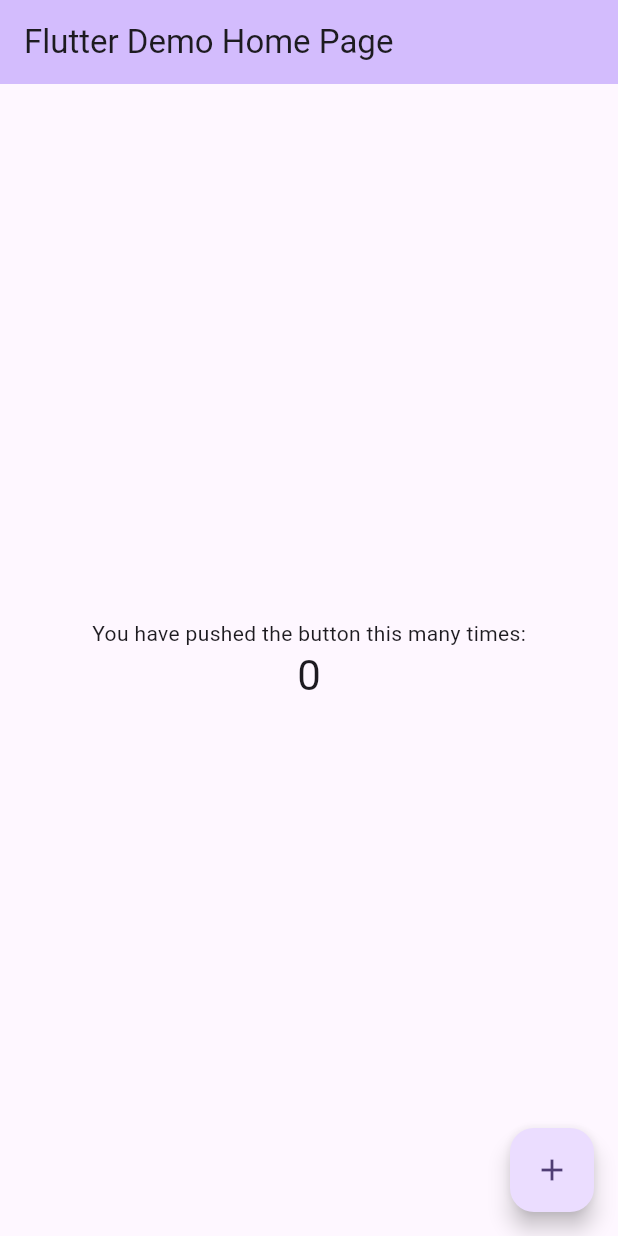
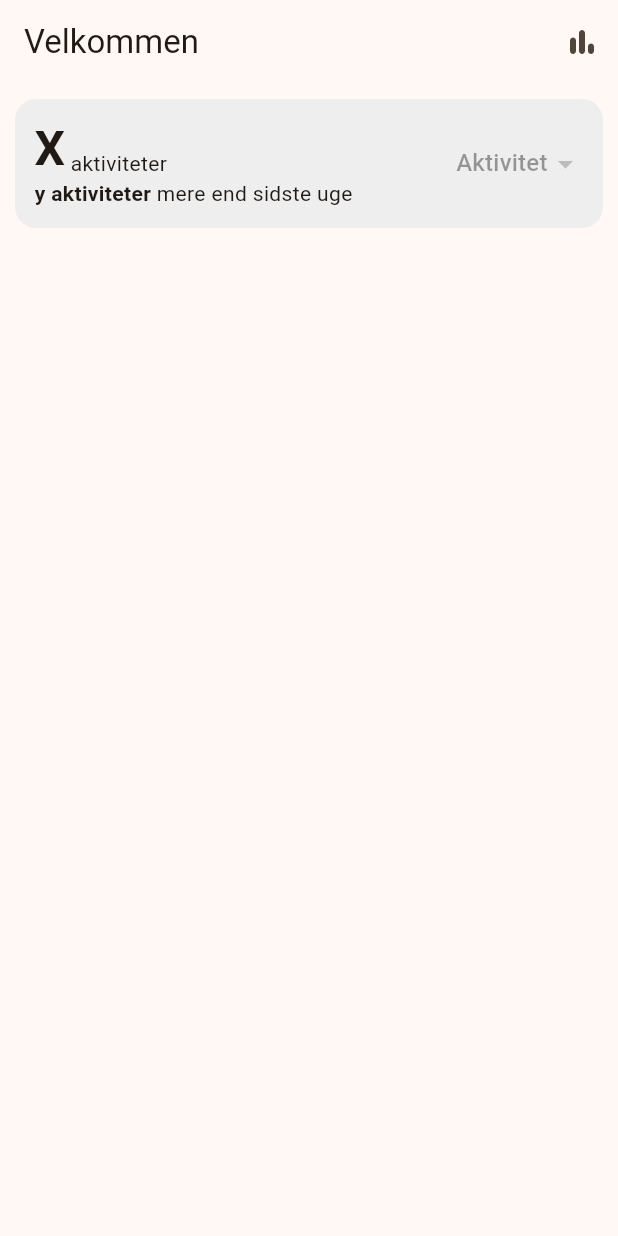
Before and after one commit to toke-dk/productivity_app, a Flutter app: the screen it shows after launch, on a phone screen of 412 x 824 dp. Run offline on Flutter 3.47's test engine with Material 3 defaults, Android fonts, the phone set to English and light mode, and no system bars.

Commit message:
WIP: making the first page

```diff
--- a/lib/main.dart
+++ b/lib/main.dart
@@ -11,115 +11,97 @@ class MyApp extends StatelessWidget {
   @override
   Widget build(BuildContext context) {
     return MaterialApp(
-      title: 'Flutter Demo',
+      title: 'Productivity app',
       theme: ThemeData(
-        // This is the theme of your application.
-        //
-        // TRY THIS: Try running your application with "flutter run". You'll see
-        // the application has a purple toolbar. Then, without quitting the app,
-        // try changing the seedColor in the colorScheme below to Colors.green
-        // and then invoke "hot reload" (save your changes or press the "hot
-        // reload" button in a Flutter-supported IDE, or press "r" if you used
-        // the command line to start the app).
-        //
-        // Notice that the counter didn't reset back to zero; the application
-        // state is not lost during the reload. To reset the state, use hot
-        // restart instead.
-        //
-        // This works for code too, not just values: Most code changes can be
-        // tested with just a hot reload.
-        colorScheme: ColorScheme.fromSeed(seedColor: Colors.deepPurple),
+        colorScheme: ColorScheme.fromSeed(seedColor: Colors.orangeAccent),
         useMaterial3: true,
       ),
-      home: const MyHomePage(title: 'Flutter Demo Home Page'),
+      home: const MyHomePage(title: 'Velkommen'),
     );
   }
 }
 
-class MyHomePage extends StatefulWidget {
+class MyHomePage extends StatelessWidget {
   const MyHomePage({super.key, required this.title});
-
-  // This widget is the home page of your application. It is stateful, meaning
-  // that it has a State object (defined below) that contains fields that affect
-  // how it looks.
-
-  // This class is the configuration for the state. It holds the values (in this
-  // case the title) provided by the parent (in this case the App widget) and
-  // used by the build method of the State. Fields in a Widget subclass are
-  // always marked "final".
 
   final String title;
 
   @override
-  State<MyHomePage> createState() => _MyHomePageState();
+  Widget build(BuildContext context) {
+    return Scaffold(
+        appBar: AppBar(
+          title: Text(title),
+          actions: [
+            IconButton(onPressed: () {}, icon: const Icon(Icons.bar_chart_rounded))
+          ],
+        ),
+        body: const ShowTodayOverview());
+  }
 }
 
-class _MyHomePageState extends State<MyHomePage> {
-  int _counter = 0;
-
-  void _incrementCounter() {
-    setState(() {
-      // This call to setState tells the Flutter framework that something has
-      // changed in this State, which causes it to rerun the build method below
-      // so that the display can reflect the updated values. If we changed
-      // _counter without calling setState(), then the build method would not be
-      // called again, and so nothing would appear to happen.
-      _counter++;
-    });
-  }
+class ShowTodayOverview extends StatelessWidget {
+  const ShowTodayOverview({super.key});
 
   @override
   Widget build(BuildContext context) {
-    // This method is rerun every time setState is called, for instance as done
-    // by the _incrementCounter method above.
-    //
-    // The Flutter framework has been optimized to make rerunning build methods
-    // fast, so that you can just rebuild anything that needs updating rather
-    // than having to individually change instances of widgets.
-    return Scaffold(
-      appBar: AppBar(
-        // TRY THIS: Try changing the color here to a specific color (to
-        // Colors.amber, perhaps?) and trigger a hot reload to see the AppBar
-        // change color while the other colors stay the same.
-        backgroundColor: Theme.of(context).colorScheme.inversePrimary,
-        // Here we take the value from the MyHomePage object that was created by
-        // the App.build method, and use it to set our appbar title.
-        title: Text(widget.title),
+    return Column(
+      children: [
+        Container(
+            padding: const EdgeInsets.all(13),
+            margin: const EdgeInsets.all(10),
+            decoration: BoxDecoration(
+                color: Colors.grey[200],
+                borderRadius: BorderRadius.circular(14)),
+            child: const QuickStatsText()),
+      ],
+    );
+  }
+}
+
+class QuickStatsText extends StatelessWidget {
+  const QuickStatsText({super.key});
+
+  @override
+  Widget build(BuildContext context) {
+    return Row(
+      mainAxisAlignment: MainAxisAlignment.spaceBetween,
+      children: [
+        Column(
+          crossAxisAlignment: CrossAxisAlignment.start,
+          children: [
+            Row(
+              crossAxisAlignment: CrossAxisAlignment.end,
+              children: [
+                Text(
+                  "X",
+                  style: Theme.of(context)
+                      .textTheme
+                      .headlineLarge!
+                      .copyWith(fontWeight: FontWeight.bold),
                 ),
-      body: Center(
-        // Center is a layout widget. It takes a single child and positions it
-        // in the middle of the parent.
-        child: Column(
-          // Column is also a layout widget. It takes a list of children and
-          // arranges them vertically. By default, it sizes itself to fit its
-          // children horizontally, and tries to be as tall as its parent.
-          //
-          // Column has various properties to control how it sizes itself and
-          // how it positions its children. Here we use mainAxisAlignment to
-          // center the children vertically; the main axis here is the vertical
-          // axis because Columns are vertical (the cross axis would be
-          // horizontal).
-          //
-          // TRY THIS: Invoke "debug painting" (choose the "Toggle Debug Paint"
-          // action in the IDE, or press "p" in the console), to see the
-          // wireframe for each widget.
-          mainAxisAlignment: MainAxisAlignment.center,
-          children: <Widget>[
                 const Text(
-              'You have pushed the button this many times:',
-            ),
-            Text(
-              '$_counter',
-              style: Theme.of(context).textTheme.headlineMedium,
+                  " aktiviteter",
                 ),
               ],
             ),
+            const Row(
+              children: [
+                Text(
+                  "y aktiviteter",
+                  style: TextStyle(fontWeight: FontWeight.bold),
                 ),
-      floatingActionButton: FloatingActionButton(
-        onPressed: _incrementCounter,
-        tooltip: 'Increment',
-        child: const Icon(Icons.add),
-      ), // This trailing comma makes auto-formatting nicer for build methods.
+                Text(" mere end sidste uge"),
+              ],
+            )
+          ],
+        ),
+        DropdownButton(
+            underline: const SizedBox(),
+            items: const [
+              DropdownMenuItem(child: Text("Aktivitet")),
+            ],
+            onChanged: null)
+      ],
     );
   }
 }
```
Lines whose indentation alone changed are shown as unchanged.
